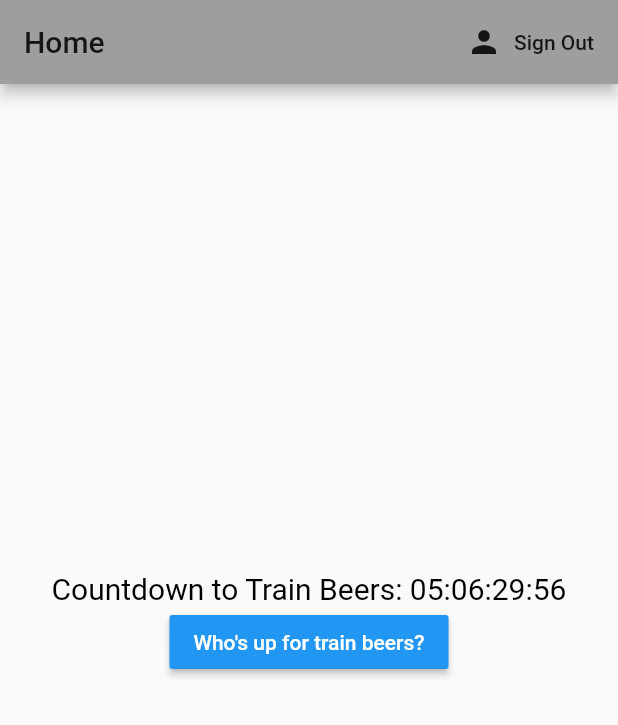
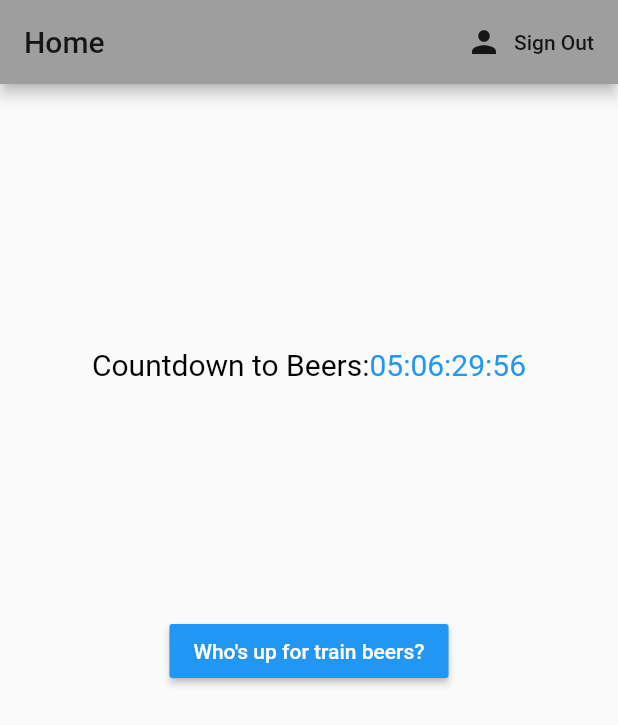
Before and after one commit to HeyKos/train_beers, a Flutter app: the screen it shows once a user with an empty profile is signed in, on a phone screen of 412 x 824 dp. Shown: the top 725 px of the screen. Run offline on Flutter 3.47's test engine with Material 2 defaults, Android fonts, the phone set to English and light mode, and no system bars; our stand-ins replace cloud_firestore, firebase_auth, flutter_clean_architecture; accounts and stored records are empty.

Commit message:
Made minor layout changes to the home page.

```diff
--- a/lib/src/app/pages/home/home_view.dart
+++ b/lib/src/app/pages/home/home_view.dart
@@ -34,11 +34,29 @@ class _HomePageState extends ViewState<HomePage, HomeController> {
       ),
       body: Scaffold(
         key: globalKey, // built in global key for the ViewState for easy access in the controller
-        body: Center(
+        body: Container(
+          padding: EdgeInsets.all(20.0),
           child: Column(
+            children: <Widget>[
+              Spacer(),
+              Row(
                 mainAxisAlignment: MainAxisAlignment.center,
                 children: <Widget>[
-              CountDownTimer(),
+                  Column(
+                    mainAxisAlignment: MainAxisAlignment.center,
+                    children: <Widget>[
+                      CountDownTimer()
+                    ],
+                  ),
+                ],
+              ),
+              Spacer(),
+              Row(
+                mainAxisAlignment: MainAxisAlignment.center,
+                children: <Widget>[
+                  Column(
+                    mainAxisAlignment: MainAxisAlignment.center,
+                    children: <Widget>[
                       RaisedButton(
                         onPressed: controller.getNextUser,
                         child: Text(
@@ -47,14 +65,30 @@ class _HomePageState extends ViewState<HomePage, HomeController> {
                         ),
                         color: Colors.blue,
                         ),
+                    ],
+                  )
+                ],
+              ),
+              Spacer(),
+              Row(
+                mainAxisAlignment: MainAxisAlignment.center,
+                children: <Widget>[
+                  Column(
+                    mainAxisAlignment: MainAxisAlignment.center,
+                    children: <Widget>[
                       Text(
                         controller.currentUser == null ? "" : controller.currentUser.name,
                         textAlign: TextAlign.center,
                         style: TextStyle(
                           color: Colors.blue,
-                  fontSize: 40.0,
+                          fontSize: 30.0,
                         ),
                       ),
+                    ],
+                  )
+                ],
+              ),
+              Spacer(),
             ],
           ),
         ),
--- a/lib/src/app/widgets/countdown_timer.dart
+++ b/lib/src/app/widgets/countdown_timer.dart
@@ -28,17 +28,35 @@ class _CountDownTimerState extends State<CountDownTimer> with TickerProviderStat
     return AnimatedBuilder(
       animation: controller,
       builder: (context, child) {
-        return Column(
+        return Container(
+          child: Row(
+            children: <Widget>[
+              Column(
                 mainAxisAlignment: MainAxisAlignment.spaceBetween,
                 children: <Widget>[
                   Text(
-              "Countdown to Train Beers: ${getTimerString(controller.duration, controller.value)}",
+                    "Countdown to Beers:",
                     style: TextStyle(
                         fontSize: 20.0,
                         color: Colors.black
                     ),
                   ),
                 ],
+              ),
+              Column(
+                mainAxisAlignment: MainAxisAlignment.spaceBetween,
+                children: <Widget>[
+                  Text(
+                    "${getTimerString(controller.duration, controller.value)}",
+                    style: TextStyle(
+                        fontSize: 20.0,
+                        color: Colors.blue
+                    ),
+                  ),
+                ],
+              ),
+            ],
+          ),
         );},
     );
   }
```
Lines whose indentation alone changed are shown as unchanged.
